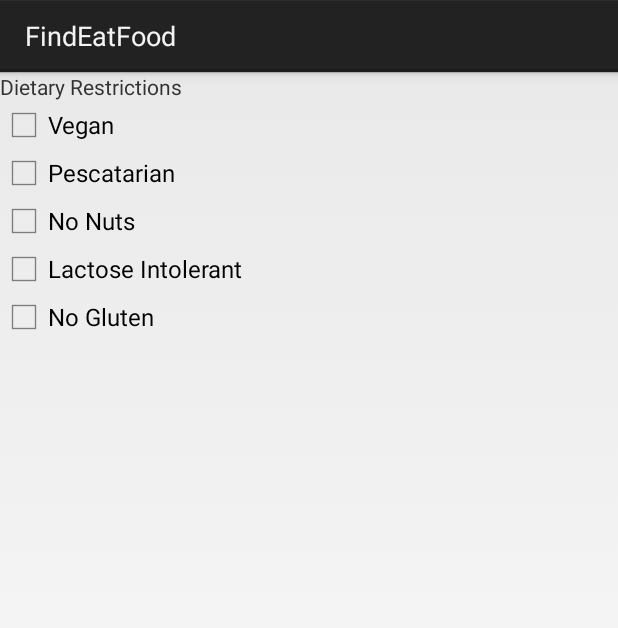
After one commit to ruellia/FindEatFood, an Android app: the fragment DietaryFragment shown on its own in the app's theme, on a phone screen of 412 x 824 dp. The commit adds this screen. Shown: the top 628 px of the screen. Run offline under Robolectric (Android 15) with nearby library versions, the phone set to English and light mode, and no system bars.

Commit message:
dietary fragment and connect with drawer

```diff
--- a/app/src/main/AndroidManifest.xml
+++ b/app/src/main/AndroidManifest.xml
@@ -17,7 +17,6 @@
             </intent-filter>
         </activity>
         <activity android:name=".IngredientActivity"></activity>
-        <activity android:name=".DietaryActivity" />
         <activity android:name=".ResultsActivity" />
         <activity android:name=".FavoritesActivity" />
     </application>
--- /dev/null
+++ b/app/src/main/java/edu/mills/findeatfood/DietaryFragment.java
@@ -0,0 +1,38 @@
+package edu.mills.findeatfood;
+
+
+import android.app.Fragment;
+import android.os.Bundle;
+import android.view.LayoutInflater;
+import android.view.View;
+import android.view.ViewGroup;
+import android.widget.CheckBox;
+import android.widget.ImageView;
+import android.widget.LinearLayout;
+
+
+public class DietaryFragment extends Fragment {
+
+    @Override
+    public void onCreate(Bundle savedInstanceState) {
+        super.onCreate(savedInstanceState);
+    }
+
+    @Override
+    public View onCreateView(LayoutInflater inflater, ViewGroup container,
+                             Bundle savedInstanceState) {
+        View view = inflater.inflate(R.layout.fragment_dietary, container, false);
+        String[] dietaryOptions =
+                getResources().getStringArray(R.array.dietaryOptions);
+        LinearLayout dietaryOptionsLayout =
+                (LinearLayout) view.findViewById(R.id.dietaryOptionsLayout);
+        for(int i = 0; i < dietaryOptions.length; i++){
+            CheckBox checkBox = new CheckBox(this.getActivity());
+            checkBox.setText(dietaryOptions[i]);
+            dietaryOptionsLayout.addView(checkBox);
+        }
+        return view;
+    }
+
+
+}
--- a/app/src/main/java/edu/mills/findeatfood/IngredientActivity.java
+++ b/app/src/main/java/edu/mills/findeatfood/IngredientActivity.java
@@ -82,7 +82,7 @@ public class IngredientActivity extends Activity {
                 if (addIngredientET1.equals("")) {
                     addIngredientET1.setError(getText(R.string.error_ingredient));
                 } else {
-                    Intent intent = new Intent(IngredientActivity.this, DietaryActivity.class);
+                    Intent intent = new Intent(IngredientActivity.this, DietaryFragment.class);
                     startActivity(intent);
                 }
             }
--- a/app/src/main/java/edu/mills/findeatfood/OrderActivity.java
+++ b/app/src/main/java/edu/mills/findeatfood/OrderActivity.java
@@ -9,7 +9,7 @@ public class OrderActivity extends Activity {
     @Override
     protected void onCreate(Bundle savedInstanceState) {
         super.onCreate(savedInstanceState);
-        setContentView(R.layout.activity_order);
+       // setContentView(R.layout.activity_order);
         ActionBar actionBar = getActionBar();
         actionBar.setDisplayHomeAsUpEnabled(true);
     }
--- /dev/null
+++ b/app/src/main/res/layout/fragment_dietary.xml
@@ -0,0 +1,26 @@
+<FrameLayout xmlns:android="http://schemas.android.com/apk/res/android"
+    xmlns:tools="http://schemas.android.com/tools"
+    android:layout_width="match_parent"
+    android:layout_height="match_parent"
+    tools:context="edu.mills.findeatfood.DietaryFragment">
+
+    <LinearLayout
+        android:layout_width="wrap_content"
+        android:layout_height="wrap_content"
+        android:orientation="vertical">
+
+    <TextView
+        android:layout_width="match_parent"
+        android:layout_height="match_parent"
+        android:text="Dietary Restrictions" />
+
+    <LinearLayout
+        android:id="@+id/dietaryOptionsLayout"
+        android:orientation="vertical"
+        android:layout_width="wrap_content"
+        android:layout_height="wrap_content">
+    </LinearLayout>
+
+    </LinearLayout>
+
+</FrameLayout>
--- a/app/src/main/res/values/strings.xml
+++ b/app/src/main/res/values/strings.xml
@@ -1,12 +1,5 @@
 <resources>
     <string name="app_name">FindEatFood</string>
-    <string name="diet_type">Diet Type</string>
-    <string name="find_recipes">Find Recipes</string>
-    <string name="disliked_ingredient">Disliked Ingredient</string>
-    <string name="allergies">Allergies</string>
-    <string name="kale">Kale</string>
-    <string name="nuts">Nuts</string>
-    <string name="vegan">Vegan</string>
     <string name="title_activity_main">MainActivity</string>
 
     // Ingredient Activity
@@ -16,10 +9,18 @@
     <string name="dietary_restrictions">Dietary Restrictions</string>
     <string name="error_ingredient">Must add an ingredient!</string>
 
+    <string-array name="dietaryOptions">
+        <item>Vegan</item>
+        <item>Pescatarian</item>
+        <item>No Nuts</item>
+        <item>Lactose Intolerant</item>
+        <item>No Gluten</item>
+    </string-array>
+
 
     <string-array name="titles">
         <item>Home</item>
-        <item>Find Recipes</item>
+        <item>Dietary Restrcitions</item>
         <item>Find Food Deals</item>
         <item>About</item>
         <item>Favorites</item>
```
Also changed, not shown: app/src/main/java/edu/mills/findeatfood/MainActivity.java (+9 -9 lines).
